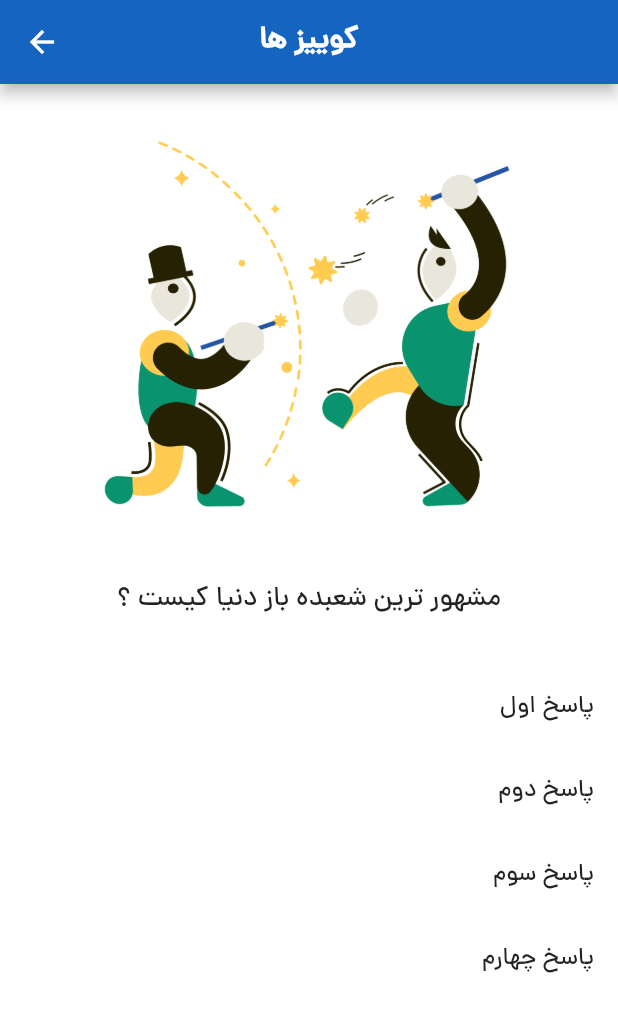
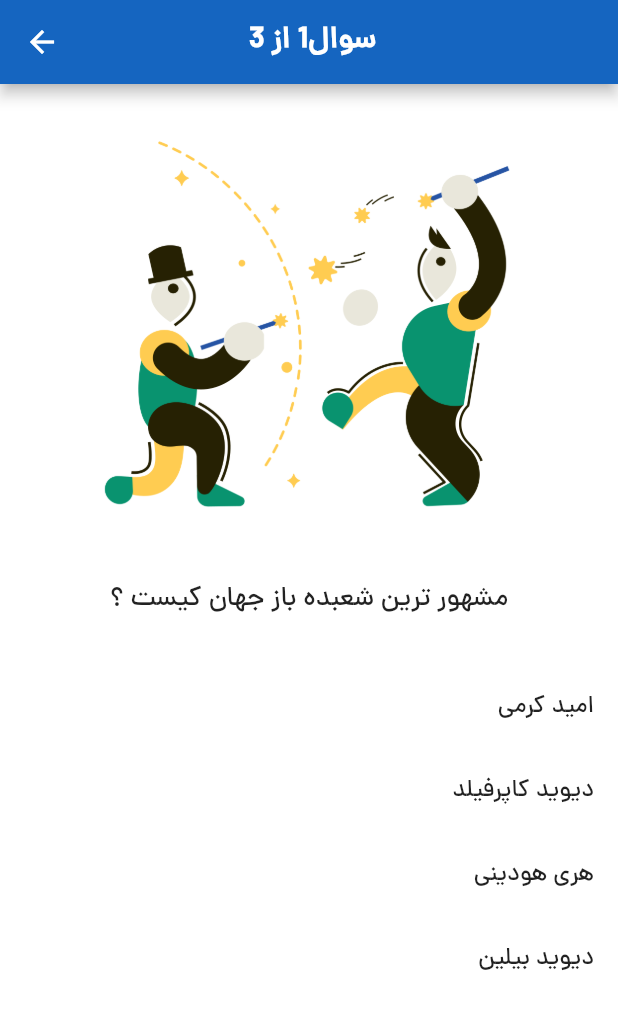
Before and after one commit to omidkarami77/quiz_application, a Flutter app: the screen it shows after launch, after a tap on "شروع بازی", on a phone screen of 412 x 824 dp. Shown: the top 1012 px of the screen. Run offline on Flutter 3.47's test engine with Material 2 defaults, Android fonts, the phone set to English and light mode, and no system bars.

Commit message:
fix bug counter question

```diff
--- /dev/null
+++ b/lib/constants/Constants.dart
@@ -0,0 +1,29 @@
+import 'package:flutter/material.dart';
+import 'package:quiz_application/data/Question.dart';
+
+List<Question> getQuestions() {
+  var firstQuestion = Question();
+  firstQuestion.questionTitle = 'مشهور ترین شعبده باز جهان کیست ؟‌ ';
+  firstQuestion.imageNameNumber = '1';
+  firstQuestion.answerList =
+  ['امید کرمی', 'دیوید کاپرفیلد', 'هری هودینی', 'دیوید بیلین'];
+  firstQuestion.correctAnswer = 2;
+
+
+  var secondQuestion = Question();
+  secondQuestion.questionTitle = 'چه کشوری ایستگاه فضایی میر را بنا کرد ؟‌ ';
+  secondQuestion.imageNameNumber = '2';
+  secondQuestion.answerList = ['روسیه', 'آمریکا', 'چین', 'هند'];
+  secondQuestion.correctAnswer = 0;
+
+
+  var thirdQuestion = Question();
+  thirdQuestion.questionTitle = 'چه کشوری ایستگاه فضایی میر را بنا کرد ؟‌ ';
+  thirdQuestion.imageNameNumber = '3';
+  thirdQuestion.answerList = ['روسیه', 'usa', 'chin', 'ali'];
+  thirdQuestion.correctAnswer = 0;
+
+
+  List<Question> questions = [firstQuestion, secondQuestion,thirdQuestion];
+  return questions;
+}
--- /dev/null
+++ b/lib/data/Question.dart
@@ -0,0 +1,33 @@
+import 'package:flutter/material.dart';
+
+class Question {
+  late String _questionTitle;
+  late String _imageNameNumber;
+  late List<String> _answerList;
+  late int _correctAnswer;
+
+  String get questionTitle {
+   return _questionTitle;
+  }
+  set questionTitle(String value) {
+    _questionTitle = value;
+  }
+
+  String get imageNameNumber => _imageNameNumber;
+
+  set imageNameNumber(String value) {
+    _imageNameNumber = value;
+  }
+
+  int get correctAnswer => _correctAnswer;
+
+  set correctAnswer(int value) {
+    _correctAnswer = value;
+  }
+
+  List<String> get answerList => _answerList;
+
+  set answerList(List<String> value) {
+    _answerList = value;
+  }
+}
--- a/lib/home_page.dart
+++ b/lib/home_page.dart
@@ -27,7 +27,7 @@ class HomePage extends StatelessWidget {
             onPressed: () {
               Navigator.push(
                 context,
-                MaterialPageRoute(builder: (context) => const QuizPage()),
+                MaterialPageRoute(builder: (context) =>  QuizPage()),
               );
             },
             child: Text(
--- a/lib/quiz_page.dart
+++ b/lib/quiz_page.dart
@@ -1,16 +1,47 @@
 import 'package:flutter/material.dart';
+import 'package:quiz_application/constants/Constants.dart';
+import 'package:quiz_application/data/Question.dart';
 
-class QuizPage extends StatelessWidget {
+class QuizPage extends StatefulWidget {
   const QuizPage({Key? key}) : super(key: key);
 
   @override
+  State<QuizPage> createState() => _QuizPageState();
+}
+
+class _QuizPageState extends State<QuizPage> {
+  int shownQuestionIndex = 0;
+  Question? selectedQuestion;
+  bool isFinalAsnwerSubmitted = false;
+
+  @override
   Widget build(BuildContext context) {
+    selectedQuestion = getQuestions()[shownQuestionIndex];
+
+    Widget getOptionItem(int index) {
+      return ListTile(
+        title: Text('${selectedQuestion!.answerList[index]}',
+            textAlign: TextAlign.end),
+        onTap: () {
+          if (shownQuestionIndex == getQuestions().length - 1) {
+            isFinalAsnwerSubmitted = true;
+          }
+
+          setState(() {
+            if (shownQuestionIndex < getQuestions().length - 1) {
+              shownQuestionIndex += 1;
+            }
+          });
+        },
+      );
+    }
+
     return Scaffold(
       backgroundColor: Colors.white,
       appBar: AppBar(
         backgroundColor: Colors.blue[800],
         title: Text(
-          'کوییز ها',
+          ' سوال${shownQuestionIndex +1} از ${getQuestions().length}',
           style: TextStyle(fontWeight: FontWeight.bold),
         ),
         centerTitle: true,
@@ -22,43 +53,38 @@ class QuizPage extends StatelessWidget {
             Container(width: double.infinity),
             Image(
               height: 300,
-              image: AssetImage('images/1.png'),
+              image:
+                  AssetImage('images/${selectedQuestion!.imageNameNumber}.png'),
             ),
             SizedBox(
               height: 30,
             ),
             Text(
-              'مشهور ترین شعبده باز دنیا کیست ؟ ',
+              selectedQuestion!.questionTitle,
               textAlign: TextAlign.center,
               style: TextStyle(fontSize: 18),
             ),
             SizedBox(
               height: 30,
             ),
-            ListTile(
-              title: Text(
-                'پاسخ اول',
-                textAlign: TextAlign.end,
+            ...List.generate(4, (index) {
+              return getOptionItem(index);
+            }),
+            if (isFinalAsnwerSubmitted)
+              ElevatedButton(
+                onPressed: () {},
+                child: Text(
+                  'مشاهده نتایج آزمون',
+                  style: TextStyle(
+                    fontSize: 16,
+                  ),
+                  textAlign: TextAlign.center,
+                ),
+                style: ElevatedButton.styleFrom(
+                  primary: Colors.red[700],
+                  minimumSize: Size(200, 40),
+                ),
               ),
-            ),
-            ListTile(
-              title: Text(
-                'پاسخ دوم',
-                textAlign: TextAlign.end,
-              ),
-            ),
-            ListTile(
-              title: Text(
-                'پاسخ سوم',
-                textAlign: TextAlign.end,
-              ),
-            ),
-            ListTile(
-              title: Text(
-                'پاسخ چهارم',
-                textAlign: TextAlign.end,
-              ),
-            ),
           ],
         ),
       ),
```
